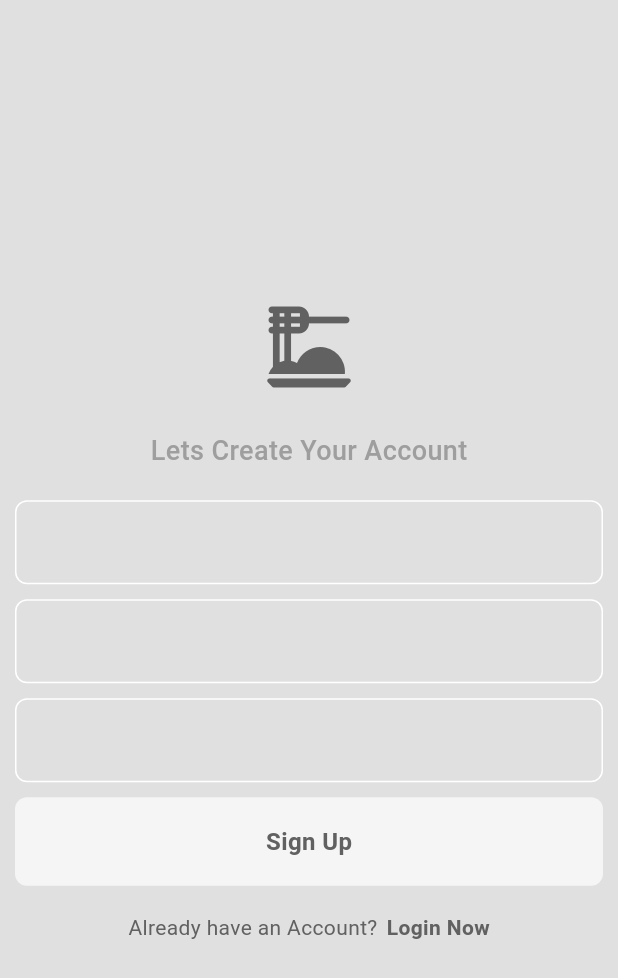
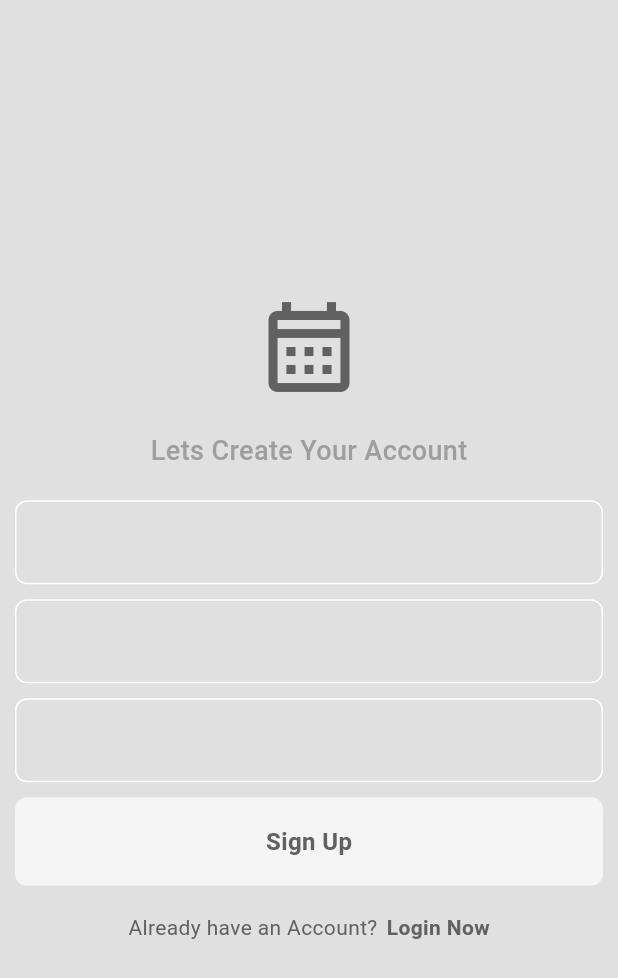
Before and after one commit to ShadrackOngera/calendar_app, a Flutter app: the screen it shows after launch, after a tap on "Register Now", on a phone screen of 412 x 824 dp. Shown: the top 978 px of the screen. Run offline on Flutter 3.47's test engine with Material 3 defaults, Android fonts, the phone set to English and light mode, and no system bars; our stand-ins replace cloud_firestore, firebase_auth, firebase_core, flutter_riverpod, table_calendar; accounts and stored records are empty; network calls fail.

Commit message:
logo update

```diff
--- a/lib/screens/login_page.dart
+++ b/lib/screens/login_page.dart
@@ -56,7 +56,7 @@ class _LoginPageState extends State<LoginPage> {
             mainAxisAlignment: MainAxisAlignment.center,
             children: [
               Icon(
-                Icons.dinner_dining_rounded,
+                Icons.calendar_month_outlined,
                 size: 72,
                 color: Theme.of(context).colorScheme.inversePrimary,
               ),
--- a/lib/screens/register_page.dart
+++ b/lib/screens/register_page.dart
@@ -65,7 +65,7 @@ class _RegisterPageState extends State<RegisterPage> {
             mainAxisAlignment: MainAxisAlignment.center,
             children: [
               Icon(
-                Icons.dinner_dining_rounded,
+                Icons.calendar_month_outlined,
                 size: 72,
                 color: Theme.of(context).colorScheme.inversePrimary,
               ),
```
